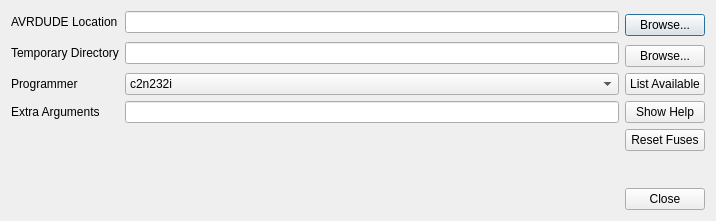
xhorizont/eepe, file src/burnconfigdialog.ui: the form before one commit.
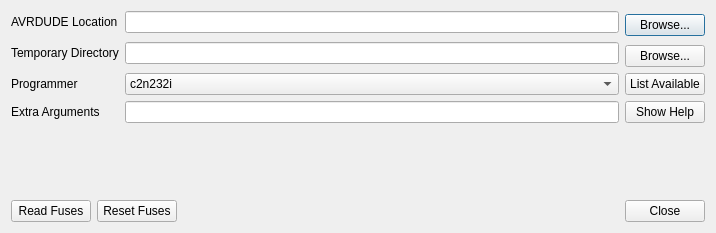
The form after the commit. Icons and pictures are not drawn.

Diff of the .ui file:
```diff
--- a/src/burnconfigdialog.ui
+++ b/src/burnconfigdialog.ui
@@ -7,7 +7,7 @@
     <x>0</x>
     <y>0</y>
     <width>716</width>
-    <height>221</height>
+    <height>233</height>
    </rect>
   </property>
   <property name="windowTitle">
@@ -17,7 +17,7 @@
    <iconset>
     <normaloff>icon.ico</normaloff>icon.ico</iconset>
   </property>
-  <layout class="QGridLayout" name="gridLayout_3">
+  <layout class="QGridLayout" name="gridLayout_4">
    <item row="0" column="0">
     <layout class="QGridLayout" name="gridLayout_2">
      <item row="0" column="1">
@@ -401,19 +401,6 @@
          </property>
         </widget>
        </item>
-       <item row="6" column="1">
-        <spacer name="verticalSpacer">
-         <property name="orientation">
-          <enum>Qt::Vertical</enum>
-         </property>
-         <property name="sizeHint" stdset="0">
-          <size>
-           <width>20</width>
-           <height>40</height>
-          </size>
-         </property>
-        </spacer>
-       </item>
        <item row="4" column="1">
         <widget class="QLineEdit" name="avrArgs">
          <property name="toolTip">
@@ -438,26 +425,50 @@
          </property>
         </widget>
        </item>
-       <item row="5" column="2">
-        <widget class="QPushButton" name="resetFuses">
-         <property name="text">
-          <string>Reset Fuses</string>
-         </property>
-        </widget>
-       </item>
       </layout>
      </item>
     </layout>
    </item>
+   <item row="2" column="0">
+    <layout class="QGridLayout" name="gridLayout_3">
+     <item row="0" column="1">
+      <widget class="QPushButton" name="resetFuses">
+       <property name="text">
+        <string>Reset Fuses</string>
+       </property>
+      </widget>
+     </item>
+     <item row="0" column="2">
+      <widget class="QDialogButtonBox" name="buttonBox">
+       <property name="orientation">
+        <enum>Qt::Horizontal</enum>
+       </property>
+       <property name="standardButtons">
+        <set>QDialogButtonBox::Close</set>
+       </property>
+      </widget>
+     </item>
+     <item row="0" column="0">
+      <widget class="QPushButton" name="readFuses">
+       <property name="text">
+        <string>Read Fuses</string>
+       </property>
+      </widget>
+     </item>
+    </layout>
+   </item>
    <item row="1" column="0">
-    <widget class="QDialogButtonBox" name="buttonBox">
+    <spacer name="verticalSpacer">
      <property name="orientation">
-      <enum>Qt::Horizontal</enum>
+      <enum>Qt::Vertical</enum>
      </property>
-     <property name="standardButtons">
-      <set>QDialogButtonBox::Close</set>
+     <property name="sizeHint" stdset="0">
+      <size>
+       <width>20</width>
+       <height>40</height>
+      </size>
      </property>
-    </widget>
+    </spacer>
    </item>
   </layout>
  </widget>
```
